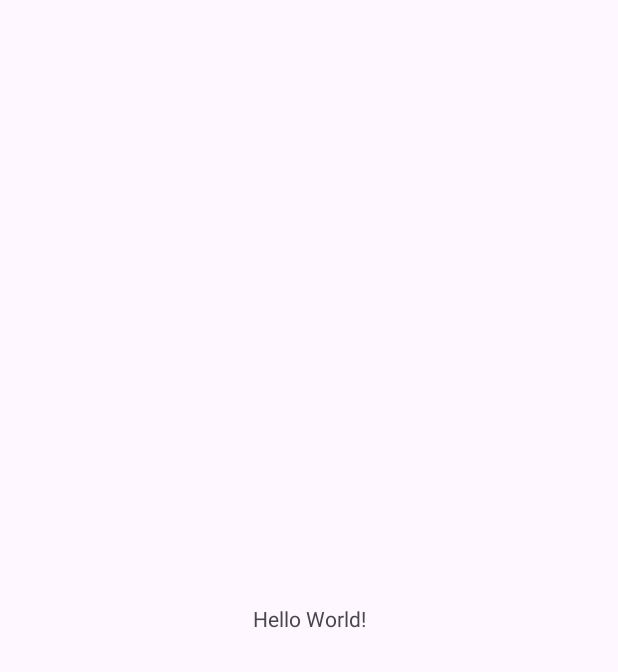
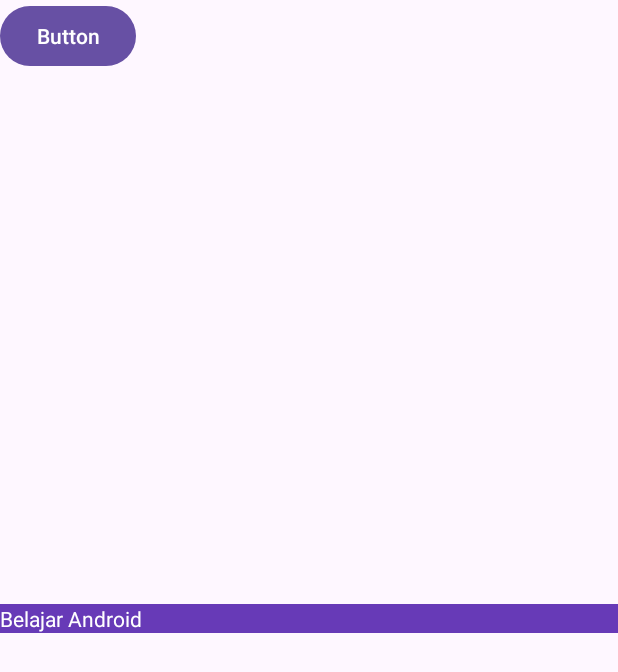
Before and after one commit to RagilMinaAulia/android-_studio, an Android app: the screen it shows after launch (MainActivity), on a phone screen of 412 x 824 dp. Before the commit the part shown is almost empty. Shown: the top 672 px of the screen. Run offline under Robolectric (Android 15) with nearby library versions, the phone set to English and light mode, and no system bars.

Commit message:
4. Komponen Android Studio

```diff
--- a/HelloWorld/app/src/main/res/layout/activity_main.xml
+++ b/HelloWorld/app/src/main/res/layout/activity_main.xml
@@ -8,12 +8,21 @@
     tools:context=".MainActivity">
 
     <TextView
-        android:layout_width="wrap_content"
+        android:id="@+id/tvTampil"
+        android:layout_width="0dp"
         android:layout_height="wrap_content"
-        android:text="Hello World!"
+        android:background="#673AB7"
+        android:text="Belajar Android"
+        android:textColor="#FFFFFF"
         app:layout_constraintBottom_toBottomOf="parent"
         app:layout_constraintEnd_toEndOf="parent"
         app:layout_constraintStart_toStartOf="parent"
         app:layout_constraintTop_toTopOf="parent" />
 
+    <Button
+        android:id="@+id/button2"
+        android:layout_width="wrap_content"
+        android:layout_height="wrap_content"
+        android:text="Button" />
+
 </androidx.constraintlayout.widget.ConstraintLayout>
```
